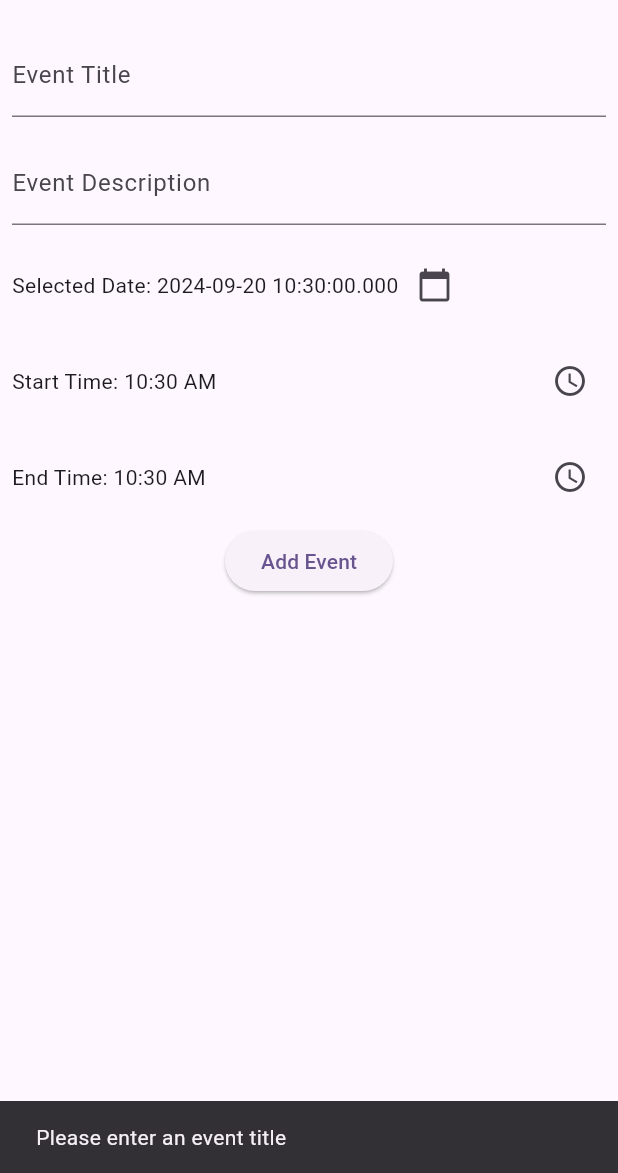
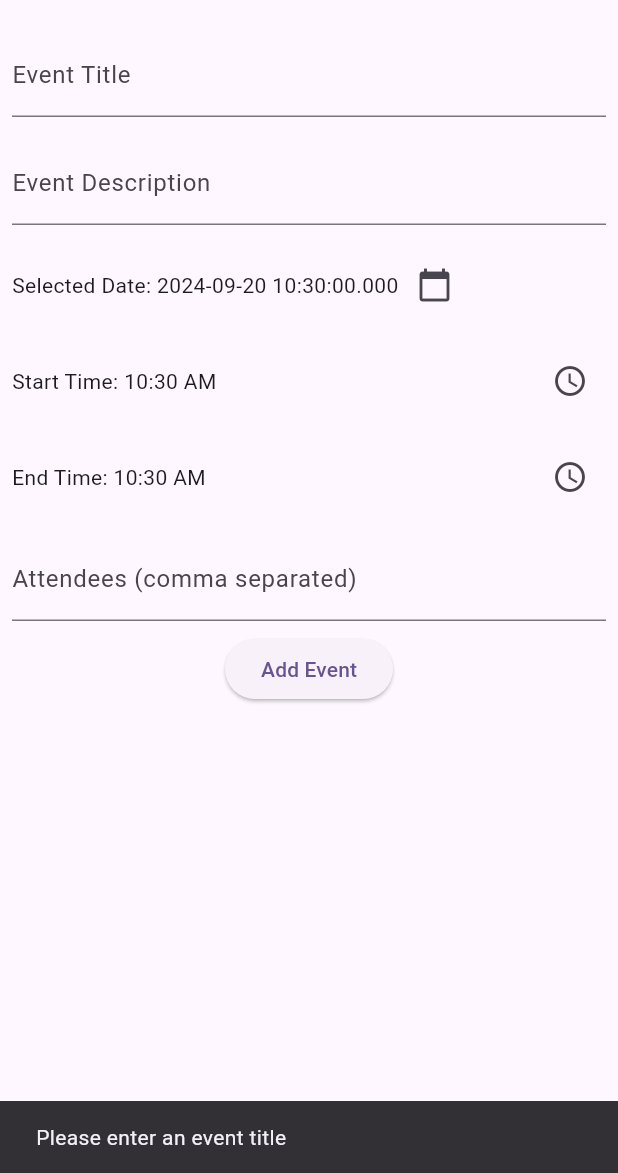
Before and after one commit to NashiZz/CalendarGoogle, a Flutter app: the CalendarPage screen opened directly, after a tap on "Add Event", on a phone screen of 412 x 824 dp, the part 63-1236 px from its top. Run offline on Flutter 3.47's test engine with Material 3 defaults, Android fonts, the phone set to English and light mode, and no system bars; our stand-ins replace google_sign_in, googleapis_auth, supabase_flutter; missing offline and left inert: googleapis; accounts and stored records are empty.

```diff
--- a/lib/pages/calendar.dart
+++ b/lib/pages/calendar.dart
@@ -13,8 +13,8 @@ class CalendarClient {
   );
   static const _scopes = [calendar.CalendarApi.calendarScope];
 
-  Future<void> insert(
-      String title, String des, DateTime startTime, DateTime endTime) async {
+  Future<void> insert(String title, String des, DateTime startTime,
+      DateTime endTime, List<String> attendees) async {
     try {
       final GoogleSignInAccount? account = await googleSignIn.signIn();
       final GoogleSignInAuthentication googleAuth =
@@ -26,7 +26,7 @@ class CalendarClient {
           AccessToken(
             'Bearer',
             googleAuth.accessToken!,
-            DateTime.now().toUtc().add(const Duration(hours: 1)), // แปลงเป็น UTC
+            DateTime.now().toUtc().add(const Duration(hours: 1)),
           ),
           googleAuth.idToken,
           _scopes,
@@ -34,7 +34,7 @@ class CalendarClient {
       );
 
       var calendarApi = calendar.CalendarApi(client);
-      // ดึงอีเมลของผู้ใช้
+
       String? email = await getUserEmail(client);
       if (email != null) {
         print("Event will be added to the calendar of: $email");
@@ -46,7 +46,6 @@ class CalendarClient {
       event.summary = title;
       event.description = des;
 
-      // สร้าง EventDateTime สำหรับวันเริ่มต้นและวันสิ้นสุด
       event.start = calendar.EventDateTime(
         dateTime: DateTime.utc(startTime.year, startTime.month, startTime.day,
             startTime.hour, startTime.minute),
@@ -56,6 +55,26 @@ class CalendarClient {
         dateTime: DateTime.utc(endTime.year, endTime.month, endTime.day,
             endTime.hour, endTime.minute),
         timeZone: "Asia/Bangkok",
+      );
+
+      // เพิ่มผู้เข้าร่วม
+      event.attendees = attendees
+          .map((email) => calendar.EventAttendee(email: email))
+          .toList();
+
+      // ตั้งค่าการแจ้งเตือน
+      event.reminders = calendar.EventReminders(
+        useDefault: false,
+        overrides: [
+          calendar.EventReminder(
+            method: 'email',
+            minutes: 10, // แจ้งเตือน 10 นาทีล่วงหน้า
+          ),
+          calendar.EventReminder(
+            method: 'popup',
+            minutes: 10, // แจ้งเตือนแบบป๊อปอัป 10 นาทีล่วงหน้า
+          ),
+        ],
       );
 
       await calendarApi.events.insert(event, calendarId);
@@ -100,6 +119,7 @@ class _CalendarPageState extends State<CalendarPage> {
   final CalendarClient _calendarClient = CalendarClient();
   final _eventController = TextEditingController();
   final _destController = TextEditingController();
+  final _attendeesController = TextEditingController();
   DateTime _selectedDate = DateTime.now();
   TimeOfDay _startTime = TimeOfDay.now();
   TimeOfDay _endTime = TimeOfDay.now();
@@ -138,6 +158,10 @@ class _CalendarPageState extends State<CalendarPage> {
       _destController.text,
       startDateTime,
       endDateTime,
+      _attendeesController.text
+          .split(',')
+          .map((email) => email.trim())
+          .toList(), // ส่งอีเมลผู้เข้าร่วม
     );
 
     _eventController.clear();
@@ -241,9 +265,19 @@ class _CalendarPageState extends State<CalendarPage> {
               ],
             ),
           ),
+          Padding(
+            padding: const EdgeInsets.all(8.0),
+            child: TextField(
+              controller: _attendeesController,
+              decoration: const InputDecoration(
+                  labelText: "Attendees (comma separated)"),
+            ),
+          ),
           ElevatedButton(
             onPressed: _isLoading ? null : _addEvent,
-            child: _isLoading ? const CircularProgressIndicator() : const Text("Add Event"),
+            child: _isLoading
+                ? const CircularProgressIndicator()
+                : const Text("Add Event"),
           ),
         ],
       ),
```
